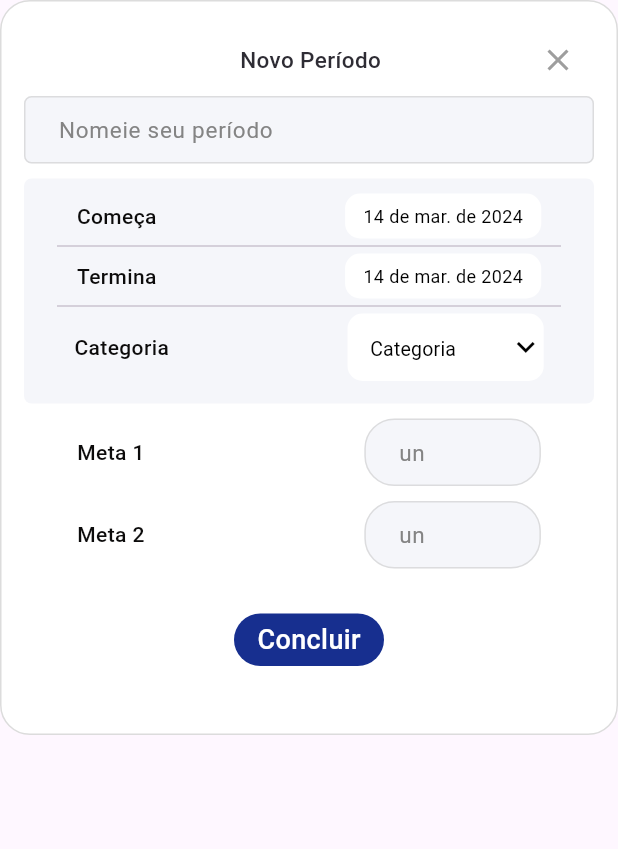
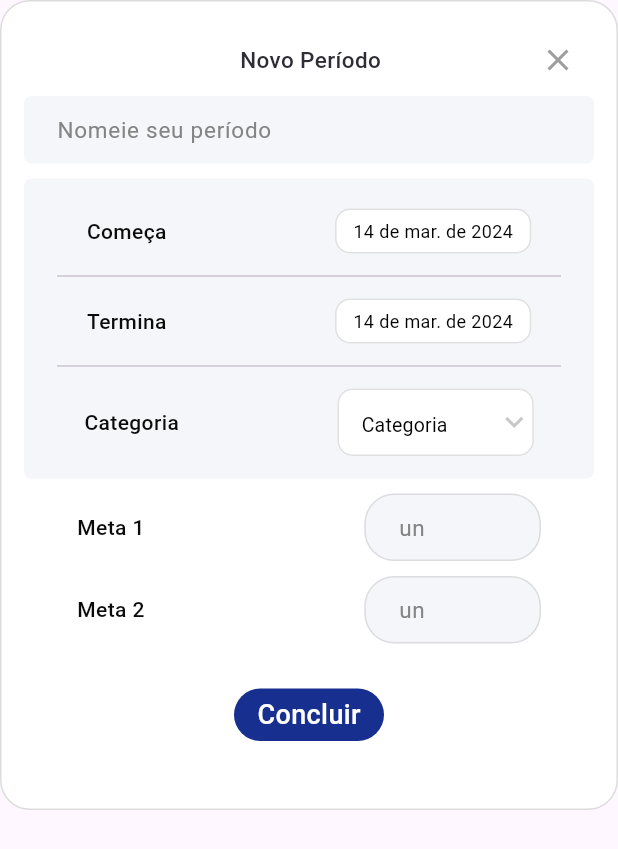
Before and after one commit to Augustob790/CRUD-Flutter, a Flutter app: the AddNewPeriod widget shown alone on an empty page, opened directly with empty values, on a phone screen of 412 x 824 dp. Shown: the top 849 px of the screen. Run offline on Flutter 3.47's test engine with Material 3 defaults, Android fonts, the phone set to English and light mode, and no system bars; our stand-ins replace sqflite, table_calendar; accounts and stored records are empty; Roboto replaces fonts that are missing (Manrope, Nunito).

Commit message:
fix: colors and padding

```diff
--- a/lib/presentation/pages/add/widget/add_modal.dart
+++ b/lib/presentation/pages/add/widget/add_modal.dart
@@ -107,16 +107,18 @@ class _PopUpOpinionsState extends State<AddNewPeriod> {
                 const SizedBox(height: 10),
                 Container(
                   padding: EdgeInsets.all(5),
-                  height: 150,
+                  height: 200,
                   decoration: BoxDecoration(
-                    color:  Color.fromARGB(255, 245, 246, 250),
+                    color: Color.fromARGB(255, 245, 246, 250),
                     border: Border.symmetric(),
                     borderRadius: const BorderRadius.all(Radius.circular(5)),
                   ),
                   child: Column(
                     children: [
                       const SizedBox(height: 5),
-                      Row(
+                      Padding(
+                        padding: const EdgeInsets.all(10),
+                        child: Row(
                           mainAxisAlignment: MainAxisAlignment.spaceAround,
                           children: [
                             const Manrope(
@@ -143,11 +145,14 @@ class _PopUpOpinionsState extends State<AddNewPeriod> {
                             )
                           ],
                         ),
+                      ),
                       Padding(
                         padding: const EdgeInsets.only(left: 17.0, right: 17.0),
                         child: Divider(height: 10),
                       ),
-                      Row(
+                      Padding(
+                        padding: const EdgeInsets.all(10),
+                        child: Row(
                           mainAxisAlignment: MainAxisAlignment.spaceAround,
                           children: [
                             const Manrope(
@@ -174,11 +179,14 @@ class _PopUpOpinionsState extends State<AddNewPeriod> {
                             //Divider(height: 10),
                           ],
                         ),
+                      ),
                       Padding(
                         padding: const EdgeInsets.only(left: 17.0, right: 17.0),
                         child: Divider(height: 10),
                       ),
-                      Row(
+                      Padding(
+                        padding: const EdgeInsets.all(10.0),
+                        child: Row(
                           mainAxisAlignment: MainAxisAlignment.spaceAround,
                           children: [
                             const Manrope(
@@ -193,7 +201,10 @@ class _PopUpOpinionsState extends State<AddNewPeriod> {
                               width: (size.width / 3.15),
                               decoration: BoxDecoration(
                                 color: Colors.white,
-                              border: Border.symmetric(),
+                                border: Border.all(
+                                    color:
+                                        const Color.fromARGB(159, 205, 205, 205),
+                                    width: 1),
                                 borderRadius:
                                     const BorderRadius.all(Radius.circular(10)),
                               ),
@@ -216,6 +227,7 @@ class _PopUpOpinionsState extends State<AddNewPeriod> {
                               ),
                             ),
                           ],
+                        ),
                       ),
                     ],
                   ),
@@ -250,6 +262,9 @@ class _PopUpOpinionsState extends State<AddNewPeriod> {
                         LengthLimitingTextInputFormatter(7),
                       ],
                       borderRadius: const BorderRadius.all(Radius.circular(20)),
+                      border: Border.all(
+                          color: const Color.fromARGB(159, 205, 205, 205),
+                          width: 1),
                     ),
                   ],
                 ),
@@ -283,6 +298,9 @@ class _PopUpOpinionsState extends State<AddNewPeriod> {
                         LengthLimitingTextInputFormatter(7),
                       ],
                       borderRadius: const BorderRadius.all(Radius.circular(20)),
+                      border: Border.all(
+                          color: const Color.fromARGB(159, 205, 205, 205),
+                          width: 1),
                     ),
                   ],
                 ),
--- a/lib/presentation/pages/info/info_modal.dart
+++ b/lib/presentation/pages/info/info_modal.dart
@@ -68,7 +68,7 @@ class _InfoPeriodState extends State<InfoPeriod> {
                           child: Align(
                           alignment: Alignment.center,
                             child: const Text(
-                              "Novo Período",
+                              "Período",
                               style: TextStyle(
                                 fontSize: 15,
                                 fontWeight: FontWeight.w500,
--- a/lib/presentation/widgets/custom_calendar.dart
+++ b/lib/presentation/widgets/custom_calendar.dart
@@ -3,7 +3,16 @@ import 'calendar_custom.dart';
 import '../helpers/helpers.dart';
 
 class CustomDateCalendar extends StatelessWidget {
-  const CustomDateCalendar({super.key, required this.onChangedDate, this.initialDate, required this.date, this.positionedLeft, this.positionedRight, this.positionedBottom, this.positionedTop, this.fontSize =16});
+  const CustomDateCalendar(
+      {super.key,
+      required this.onChangedDate,
+      this.initialDate,
+      required this.date,
+      this.positionedLeft,
+      this.positionedRight,
+      this.positionedBottom,
+      this.positionedTop,
+      this.fontSize = 16});
 
   final DateTime? initialDate;
   final DateTime date;
@@ -27,13 +36,16 @@ class CustomDateCalendar extends StatelessWidget {
         width: 120,
         decoration: BoxDecoration(
           color: Colors.white,
+          border: Border.all(
+              color: const Color.fromARGB(159, 205, 205, 205), width: 1),
           borderRadius: BorderRadius.circular(10),
         ),
         child: Column(
           mainAxisAlignment: MainAxisAlignment.center,
           children: [
-            Text(Helpers.formatDateForBRDate(date),
-              style:  TextStyle(
+            Text(
+              Helpers.formatDateForBRDate(date),
+              style: TextStyle(
                 color: Colors.black,
                 fontSize: fontSize,
                 fontFamily: 'Manrope',
--- a/lib/presentation/widgets/dropdown.dart
+++ b/lib/presentation/widgets/dropdown.dart
@@ -14,9 +14,9 @@ class DropdownButtonForm extends StatelessWidget {
   Widget build(BuildContext context) {
     return DropdownButtonFormField<String>(
       validator: validator,
-      icon: const Icon(
+      icon:  const Icon(
         Icons.keyboard_arrow_down,
-        color: Colors.black,
+        color: Color.fromARGB(143, 157, 157, 157),
       ),
       decoration: const InputDecoration(border: InputBorder.none),
       value: initialValue ?? value,
--- a/lib/presentation/widgets/input_personalized.dart
+++ b/lib/presentation/widgets/input_personalized.dart
@@ -21,7 +21,7 @@ class InputPersonalized extends StatelessWidget {
     this.onChanged,
     this.obscureText = false,
     this.height = 60.0,
-    this.borderRadius = const BorderRadius.all(Radius.circular(5)),
+    this.borderRadius = const BorderRadius.all(Radius.circular(5)), this.border,
   });
   final Widget? image;
   final double height;
@@ -38,6 +38,7 @@ class InputPersonalized extends StatelessWidget {
   final TextInputType? keyboardType;
   final int? maxLength;
   final BorderRadiusGeometry? borderRadius;
+  final BoxBorder? border;
   final List<TextInputFormatter>? inputFormatters;
   final Function(String)? onChanged;
 
@@ -48,8 +49,7 @@ class InputPersonalized extends StatelessWidget {
       width: width,
       decoration: BoxDecoration(
         color: const Color.fromARGB(255, 245, 246, 250),
-        border: Border.all(
-            color: const Color.fromARGB(159, 205, 205, 205), width: 1),
+        border: border,
         borderRadius: borderRadius,
       ),
       child: Padding(
@@ -90,11 +90,10 @@ class InputPersonalized extends StatelessWidget {
                         fontFamily: 'Nunito',
                         color: Color.fromARGB(255, 132, 132, 132),
                         fontSize: 15),
-                      counterText: "",
+                    counterText: "",
                   ),
                   validator: validator,
                   onChanged: onChanged,
-
                 ),
               ),
             ),
```
Also changed, not shown: lib/presentation/pages/edit/widget/edit_modal.dart (+34 -22 lines). Lines whose indentation alone changed are shown as unchanged.
